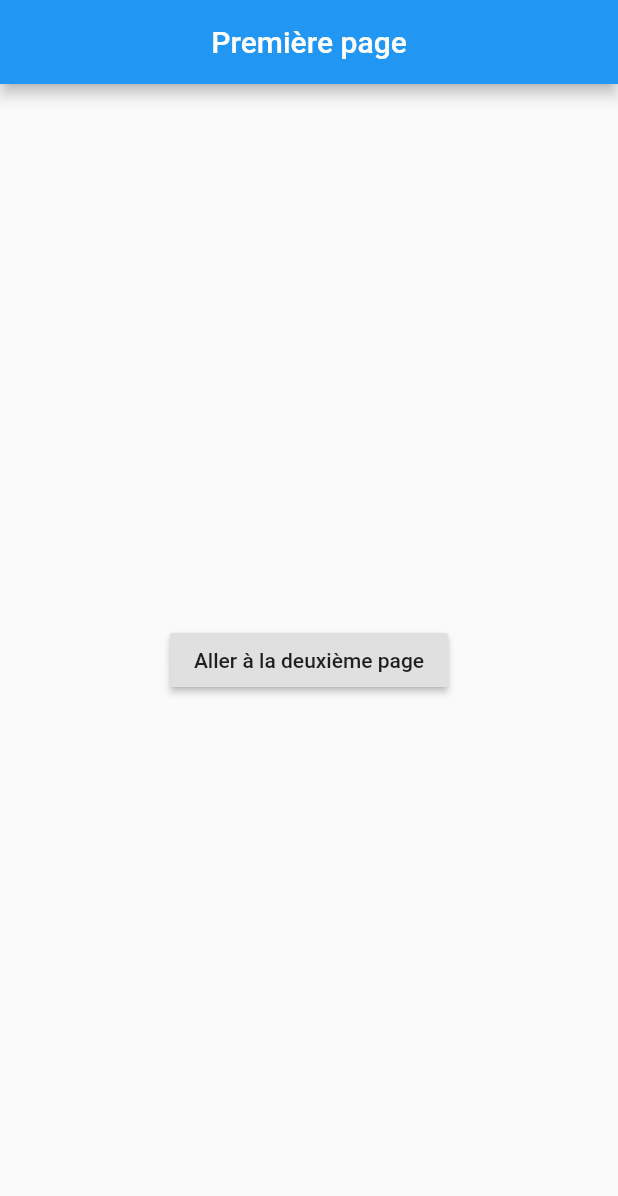
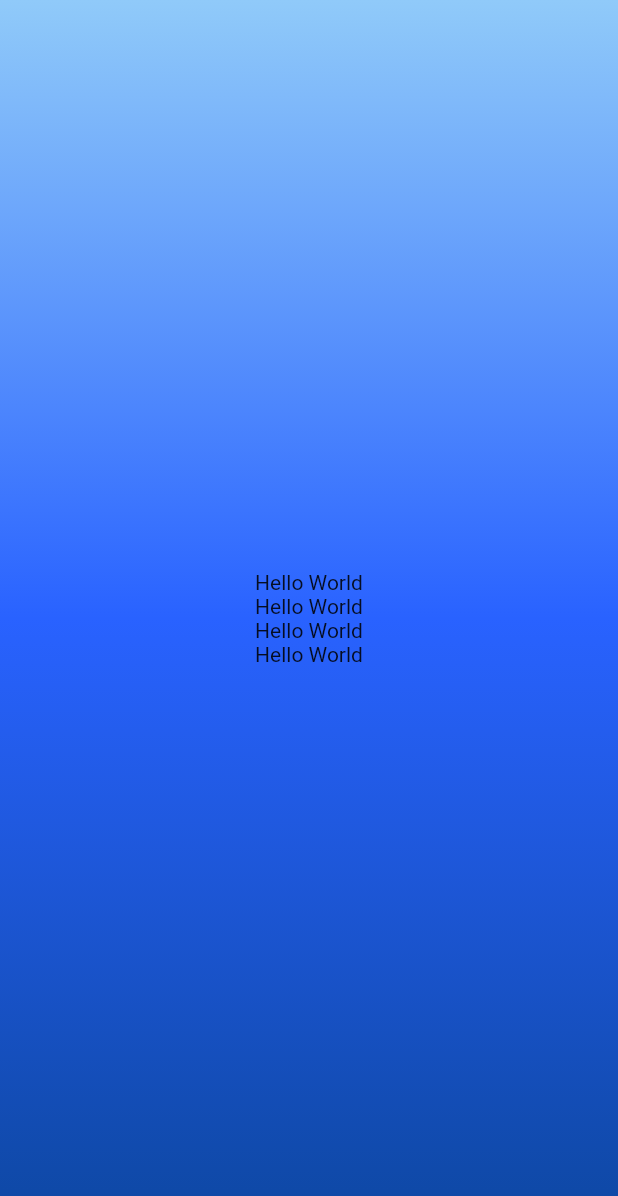
Before and after one commit to Roxane-D/loginpage_test, a Flutter app: the screen it shows after launch, on a phone screen of 412 x 824 dp. Shown: the top 1196 px of the screen. Run offline on Flutter 3.47's test engine with Material 2 defaults, Android fonts, the phone set to English and light mode, and no system bars.

Commit message:
:recycle: Refactor with multi pages

```diff
--- /dev/null
+++ b/lib/login-page.dart
@@ -0,0 +1,33 @@
+import 'package:flutter/material.dart';
+import 'package:loginpage_test/signup-page.dart';
+
+class LoginPage extends StatelessWidget {
+  @override
+  Widget build(BuildContext context) {
+    return Scaffold(
+        body: Container(
+          decoration: BoxDecoration(
+            gradient: LinearGradient(
+              begin: Alignment.topCenter,
+              end: Alignment.bottomCenter,
+              colors: <Color>[
+                Colors.blue[200],
+                Colors.blueAccent[700],
+                Colors.blue[900],
+              ],
+            ),
+          ),
+          child: Center(
+            child: Column(
+              mainAxisAlignment: MainAxisAlignment.center,
+              children: [
+                Text('Hello World'),
+                Text('Hello World'),
+                Text('Hello World'),
+                Text('Hello World'),
+              ],
+            ),
+          ),
+        ));
+  }
+}
--- a/lib/main.dart
+++ b/lib/main.dart
@@ -1,49 +1,11 @@
 import 'package:flutter/material.dart';
+
+import 'login-page.dart';
 
 void main() {
   runApp(MaterialApp(
     debugShowCheckedModeBanner: false,
     title: 'Flutter Login Design',
-    home: FirstPage(),
+    home: LoginPage(),
   ));
 }
-
-class FirstPage extends StatelessWidget {
-  @override
-  Widget build(BuildContext context) {
-    return Scaffold(
-      appBar: AppBar(
-        centerTitle: true,
-        title: Text('Première page'),
-      ),
-      body: Center(
-        child: RaisedButton(
-          onPressed: () {
-            Navigator.push(
-                context, MaterialPageRoute(builder: (context) => SecondPage()));
-          },
-          child: Text('Aller à la deuxième page'),
-        ),
-      ),
-    );
-  }
-}
-
-class SecondPage extends StatelessWidget {
-  @override
-  Widget build(BuildContext context) {
-    return Scaffold(
-      appBar: AppBar(
-        title: Text('Deuxième page'),
-      ),
-      body: Center(
-        child: RaisedButton(
-          onPressed: () {
-            Navigator.pop(context);
-          },
-          child: Text('Retour'),
-        ),
-      ),
-    );
-  }
-}
```
Also changed, not shown: lib/signup-page.dart (added, +21 -0 lines), 1 other file.
